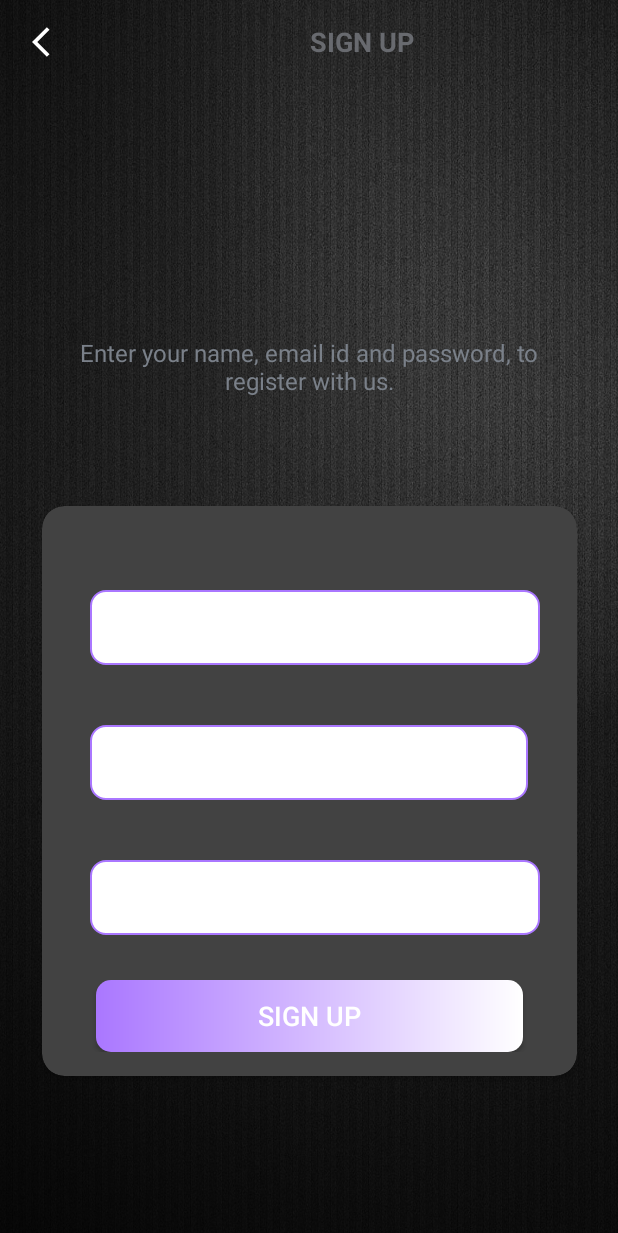
After one commit to livbogdan/ExamenProject, an Android app: the SignUpActivity screen opened directly, with no data from a screen before it, on a phone screen of 412 x 824 dp. The commit adds this screen. Shown: the top 1233 px of the screen. Run offline under Robolectric (Android 15) with nearby library versions, the phone set to English and light mode, and no system bars.

Commit message:
Uppdate 04/04/2023
Added:
Comments in IntroActivity
SignIn Activity
Finished SignUp Activity
Created Functional between Aktivitets

Changes:
Color of back arrow
Icon
Return custom font in IntroActivity

```diff
--- a/app/build.gradle
+++ b/app/build.gradle
@@ -38,6 +38,7 @@ dependencies {
     implementation 'androidx.appcompat:appcompat:1.6.1'
     implementation 'com.google.android.material:material:1.8.0'
     implementation 'androidx.constraintlayout:constraintlayout:2.1.4'
+    implementation 'com.google.android.material:material:1.8.0'
     testImplementation 'junit:junit:4.13.2'
     androidTestImplementation 'androidx.test.ext:junit:1.1.5'
     androidTestImplementation 'androidx.test.espresso:espresso-core:3.5.1'
--- /dev/null
+++ b/app/src/main/java/com/livbogdan/examenproject/SignUpActivity.kt
@@ -0,0 +1,40 @@
+package com.livbogdan.examenproject
+
+import android.content.Intent
+import androidx.appcompat.app.AppCompatActivity
+import android.os.Bundle
+import android.widget.Button
+import androidx.appcompat.widget.Toolbar
+
+@Suppress("DEPRECATION")
+class SignUpActivity : AppCompatActivity() {
+	override fun onCreate(savedInstanceState: Bundle?) {
+		super.onCreate(savedInstanceState)
+		setContentView(R.layout.activity_sign_up)
+		setupActionBar()
+		signUpButton()
+	}
+
+	private fun setupActionBar() {
+		val toolbar = findViewById<Toolbar>(R.id.tb_sign_up)
+		setSupportActionBar(toolbar)
+
+		val actionBar = supportActionBar
+		if (actionBar != null) {
+			actionBar.setDisplayHomeAsUpEnabled(true)
+			actionBar.setHomeAsUpIndicator(R.drawable.back_icon)
+		}
+
+		toolbar.setNavigationOnClickListener {
+			onBackPressed()
+		}
+	}
+
+	private fun signUpButton(){
+		val btnSignUp: Button = findViewById(R.id.btn_sign_in)
+		btnSignUp.setOnClickListener {
+			startActivity(Intent(this, SignUpActivity::class.java))
+		}
+	}
+
+}
--- /dev/null
+++ b/app/src/main/res/drawable/back_icon.xml
@@ -0,0 +1,5 @@
+<vector android:autoMirrored="true" android:height="24dp"
+    android:tint="#FFFFFF" android:viewportHeight="24"
+    android:viewportWidth="24" android:width="24dp" xmlns:android="http://schemas.android.com/apk/res/android">
+    <path android:fillColor="@android:color/white" android:pathData="M11.67,3.87L9.9,2.1 0,12l9.9,9.9 1.77,-1.77L3.54,12z"/>
+</vector>
--- /dev/null
+++ b/app/src/main/res/drawable/baseline_arrow_forward_ios_24.xml
@@ -0,0 +1,5 @@
+<vector android:autoMirrored="true" android:height="24dp"
+    android:tint="#000000" android:viewportHeight="24"
+    android:viewportWidth="24" android:width="24dp" xmlns:android="http://schemas.android.com/apk/res/android">
+    <path android:fillColor="@android:color/white" android:pathData="M6.23,20.23l1.77,1.77l10,-10l-10,-10l-1.77,1.77l8.23,8.23z"/>
+</vector>
--- a/app/src/main/res/drawable/shape_button_rounded_white.xml
+++ b/app/src/main/res/drawable/shape_button_rounded_white.xml
@@ -4,7 +4,7 @@
 
     <stroke
         android:color="@color/colorPrimary"
-        android:width="5dp"
+        android:width="1dp"
         />
     <solid
         android:color="@color/white"
--- /dev/null
+++ b/app/src/main/res/layout/activity_sign_up.xml
@@ -0,0 +1,133 @@
+<?xml version="1.0" encoding="utf-8"?>
+<androidx.constraintlayout.widget.ConstraintLayout xmlns:android="http://schemas.android.com/apk/res/android"
+    xmlns:app="http://schemas.android.com/apk/res-auto"
+    xmlns:tools="http://schemas.android.com/tools"
+    android:layout_width="match_parent"
+    android:layout_height="match_parent"
+    android:background="@drawable/ic_background"
+    tools:context=".SignUpActivity">
+
+    <androidx.appcompat.widget.Toolbar
+        android:id="@+id/tb_sign_up"
+        android:layout_width="400dp"
+        android:layout_height="55dp"
+        app:layout_constraintEnd_toEndOf="parent"
+        app:layout_constraintHorizontal_bias="0.444"
+        app:layout_constraintStart_toStartOf="parent"
+        tools:ignore="MissingConstraints"
+        tools:layout_editor_absoluteY="16dp">
+
+        <TextView
+            android:id="@+id/tv_title"
+            android:layout_width="match_parent"
+            android:layout_height="match_parent"
+            android:gravity="center"
+            android:text="@string/sign_up"
+            android:textColor="@color/primary_text_color"
+            android:textSize="@dimen/toolbar_title_text_size"
+            android:textStyle="bold" />
+
+    </androidx.appcompat.widget.Toolbar>
+
+    <LinearLayout
+        android:id="@+id/linearLayout"
+        android:layout_width="407dp"
+        android:layout_height="612dp"
+        android:layout_gravity="center"
+        android:orientation="vertical"
+        app:layout_constraintBottom_toBottomOf="parent"
+        app:layout_constraintEnd_toEndOf="parent"
+        app:layout_constraintStart_toStartOf="parent"
+        app:layout_constraintTop_toTopOf="parent"
+        app:layout_constraintVertical_bias="1.0">
+
+        <TextView
+            android:layout_width="match_parent"
+            android:layout_height="65dp"
+            android:layout_marginStart="@dimen/authentication_screen_marginStartEnd"
+            android:layout_marginEnd="@dimen/authentication_screen_marginStartEnd"
+            android:gravity="center"
+            android:text="@string/sign_up_description_text"
+            android:textColor="@color/secondary_text_color"
+            android:textSize="@dimen/authentication_description_text_size" />
+
+        <androidx.cardview.widget.CardView
+            android:id="@+id/CardView"
+            android:layout_width="match_parent"
+            android:layout_height="wrap_content"
+            android:layout_marginStart="@dimen/authentication_screen_marginStartEnd"
+            android:layout_marginTop="@dimen/authentication_screen_card_view_marginTop"
+            android:layout_marginEnd="@dimen/authentication_screen_marginStartEnd"
+            android:elevation="@dimen/card_view_elevation"
+            app:cardCornerRadius="@dimen/card_view_corner_radius">
+
+            <LinearLayout
+                android:id="@+id/layout2"
+                android:layout_width="match_parent"
+                android:layout_height="match_parent"
+                android:orientation="vertical"
+                android:padding="@dimen/card_view_layout_content_padding">
+
+
+                <EditText
+                    android:id="@+id/et_name"
+                    android:layout_width="300sp"
+                    android:layout_height="50sp"
+                    android:layout_marginStart="@dimen/authentication_screen_til_marginStartEnd"
+                    android:layout_marginTop="@dimen/authentication_screen_content_marginTop"
+                    android:layout_marginEnd="@dimen/authentication_screen_til_marginStartEnd"
+                    android:background="@drawable/shape_button_rounded_white"
+                    android:ems="10"
+                    android:hint="@string/name"
+                    android:inputType="textPersonName"
+                    android:textSize="@dimen/et_text_size" />
+
+                <EditText
+                    android:id="@+id/et_email"
+                    android:layout_width="292dp"
+                    android:layout_height="50sp"
+                    android:layout_marginStart="@dimen/authentication_screen_til_marginStartEnd"
+                    android:layout_marginTop="@dimen/authentication_screen_content_marginTop"
+                    android:layout_marginEnd="@dimen/authentication_screen_til_marginStartEnd"
+                    android:background="@drawable/shape_button_rounded_white"
+                    android:ems="10"
+                    android:hint="@string/email"
+                    android:inputType="textEmailAddress"
+                    android:text="@string/email"
+                    android:textSize="@dimen/et_text_size" />
+
+                <EditText
+                    android:id="@+id/et_pass"
+                    android:layout_width="300sp"
+                    android:layout_height="50sp"
+                    android:layout_marginStart="@dimen/authentication_screen_til_marginStartEnd"
+                    android:layout_marginTop="@dimen/authentication_screen_content_marginTop"
+                    android:layout_marginEnd="@dimen/authentication_screen_til_marginStartEnd"
+                    android:background="@drawable/shape_button_rounded_white"
+                    android:ems="10"
+                    android:hint="@string/password"
+                    android:inputType="textPassword"
+                    android:textSize="@dimen/et_text_size" />
+
+                <Button
+                    android:id="@+id/btn_sign_in"
+                    android:layout_width="match_parent"
+                    android:layout_height="wrap_content"
+                    android:layout_gravity="center"
+                    android:layout_marginStart="@dimen/btn_marginStartEnd"
+                    android:layout_marginTop="@dimen/sign_up_screen_btn_marginTop"
+                    android:layout_marginEnd="@dimen/btn_marginStartEnd"
+                    android:background="@drawable/shape_button_rounded"
+                    android:gravity="center"
+                    android:paddingTop="@dimen/btn_paddingTopBottom"
+                    android:paddingBottom="@dimen/btn_paddingTopBottom"
+                    android:text="@string/sign_up"
+                    android:textColor="@android:color/white"
+                    android:textSize="@dimen/btn_text_size" />
+
+            </LinearLayout>
+        </androidx.cardview.widget.CardView>
+    </LinearLayout>
+
+
+</androidx.constraintlayout.widget.ConstraintLayout>
--- a/app/src/main/res/values/dimens.xml
+++ b/app/src/main/res/values/dimens.xml
@@ -1,6 +1,7 @@
 <?xml version="1.0" encoding="utf-8"?>
 <resources>
 
+    //Intro Activity
     <dimen name="splash_screen_title_text">50sp</dimen>
     <dimen name="intro_screen_title_text_size">40sp</dimen>
     <dimen name="intro_screen_title_text_marginTop">40dp</dimen>
@@ -17,4 +18,19 @@
     <dimen name="intro_screen_sign_up_btn_marginTop">15dp</dimen>
     <dimen name="btn_text_size">18sp</dimen>
 
+    //SignUP_Activity
+    <dimen name="sign_up_screen_btn_marginTop">30dp</dimen>
+    <dimen name="toolbar_title_text_size">18sp</dimen>
+    <dimen name="authentication_screen_content_marginTop">40dp</dimen>
+    <dimen name="authentication_description_text_size">16sp</dimen>
+    <dimen name="authentication_screen_marginStartEnd">25dp</dimen>
+    <dimen name="authentication_screen_card_view_marginTop">60dp</dimen>
+    <dimen name="card_view_elevation">10dp</dimen>
+    <dimen name="card_view_corner_radius">15sp</dimen>
+    <dimen name="card_view_layout_content_padding">16dp</dimen>
+    <dimen name="authentication_screen_til_marginStartEnd">16dp</dimen>
+    <dimen name="et_text_size">20sp</dimen>
+    <dimen name="authentication_screen_til_marginTop">20dp</dimen>
+    <dimen name="authentication_screen_marginTop">60dp</dimen>
+
 </resources>
--- a/app/src/main/res/values/strings.xml
+++ b/app/src/main/res/values/strings.xml
@@ -7,4 +7,13 @@
     <string name="sign_in">SIGN IN</string>
     <string name="sign_up">SIGN UP</string>
 
+    <!--START-->
+    <string name="sign_up_description_text">Enter your name, email id and password, to register with us.</string>
+    <string name="name">Name</string>
+    <string name="password">Password</string>
+    <string name="email">E-mail</string>
+    <!--END-->
+
+    <string name="sign_in_description_text">Enter your E-mail and password to log in.</string>
+
 </resources>
```
Also changed, not shown: app/src/main/AndroidManifest.xml (+13 -8 lines), app/src/main/java/com/livbogdan/examenproject/IntroActivity.kt (+28 -1 lines), app/src/main/java/com/livbogdan/examenproject/SignInActivity.kt (added, +40 -0 lines), app/src/main/res/layout/activity_sign_in.xml (added, +116 -0 lines).
